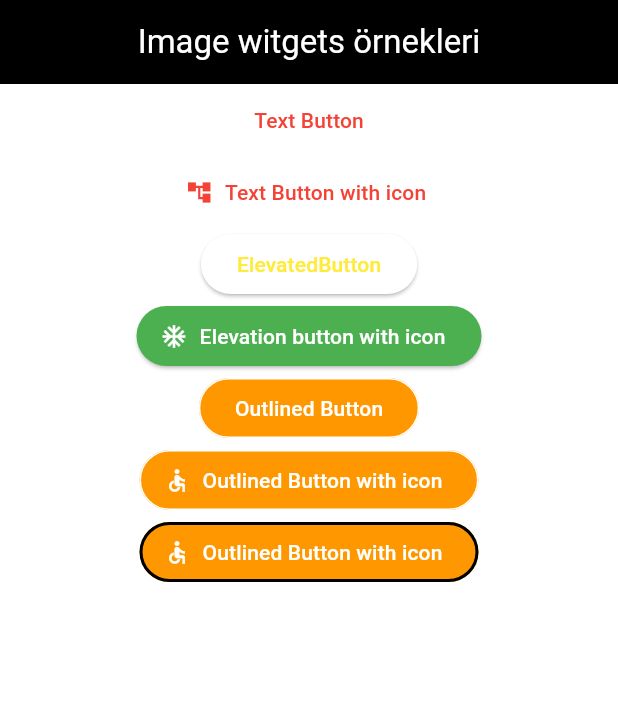
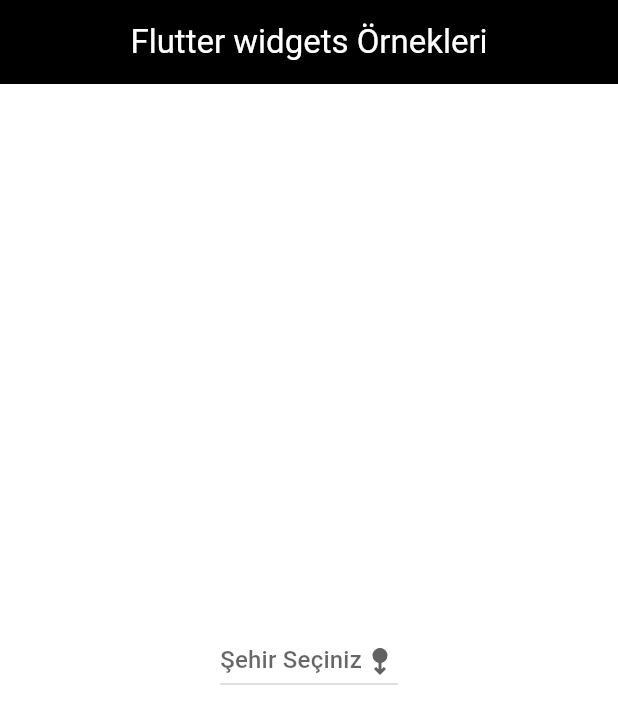
Before and after one commit to BurakTurker1/flutter_temel_widgets, a Flutter app: the screen it shows after launch, on a phone screen of 412 x 824 dp. Shown: the top 724 px of the screen. Run offline on Flutter 3.47's test engine with Material 3 defaults, Android fonts, the phone set to English and light mode, and no system bars.

Commit message:
DropDown Button örnekleri yapıldı.

```diff
--- /dev/null
+++ b/lib/dropDown_Button.dart
@@ -0,0 +1,38 @@
+import 'package:flutter/material.dart';
+
+class DropDown_Button extends StatefulWidget {
+  const DropDown_Button({super.key});
+
+  @override
+  State<DropDown_Button> createState() => _DropDown_ButtonState();
+}
+
+class _DropDown_ButtonState extends State<DropDown_Button> {
+  String?  _secilmisSehir = null;
+  List<String> _TumSehirler = ['Ankara','izmir','istanbul','Bursa'];
+  @override
+  Widget build(BuildContext context) {
+    return Center(
+      child: DropdownButton<String>(
+        icon: Icon(Icons.swipe_down_alt_sharp),
+        hint: Text('Şehir Seçiniz'),
+        items: _TumSehirler.map((String oAnkiSehir) => DropdownMenuItem(child: Text(oAnkiSehir),value: oAnkiSehir,)).toList(),
+
+        /*[
+          DropdownMenuItem(child: Text('Ankara Sehri'),value: 'Ankara'),
+          DropdownMenuItem(child: Text('izmir Sehri'),value: 'izmir'),
+          DropdownMenuItem(child: Text('isparta Sehri'),value: 'isparta'),
+          DropdownMenuItem(child: Text('balikesir Sehri'),value: 'balikesir'),
+        ],
+        */
+        value: _secilmisSehir,
+        onChanged: (String? yeni){
+          setState(() {
+          print('çalisti $yeni');
+          _secilmisSehir = yeni;
+          });
+        },
+      ),
+    );
+  }
+}
--- a/lib/main.dart
+++ b/lib/main.dart
@@ -1,4 +1,5 @@
 import 'package:flutter/material.dart';
+import 'package:flutter_temel_widgets/dropDown_button.dart';
 import 'package:flutter_temel_widgets/image_witgets.dart';
 import 'package:flutter_temel_widgets/myCountPage.dart';
 import 'package:flutter_temel_widgets/temel_button_yapilari.dart';
@@ -23,10 +24,11 @@ class MyApp extends StatelessWidget {
           )
         ),
       home: Scaffold(
-        appBar: AppBar(title: Text('Image witgets örnekleri',style:TextStyle(color: Colors.white),),backgroundColor: Colors.black,
+        appBar: AppBar(title: Text('Flutter widgets Örnekleri',style:TextStyle(color: Colors.white),),backgroundColor: Colors.black,
         centerTitle: true,
         ),
-        body:TemelButonlar(),
+        body:DropDown_Button(),
+        //TemelButonlar(),
         //ImageOrnekleri(),
       ),
       //MyCountPage(),
```
